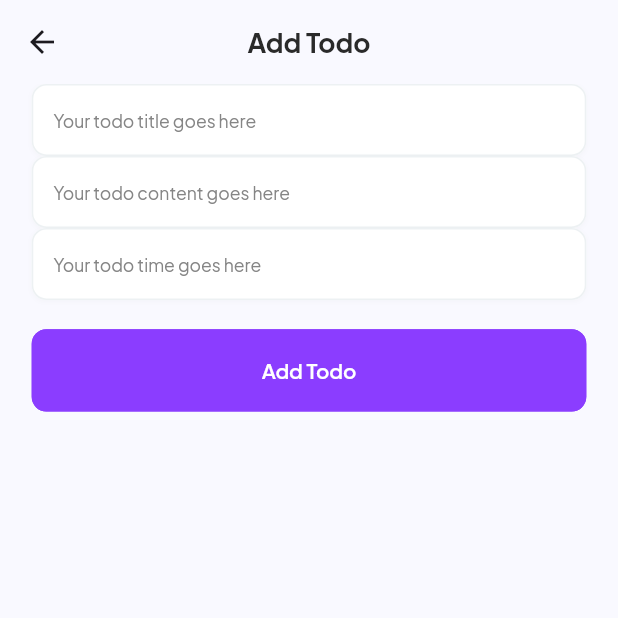
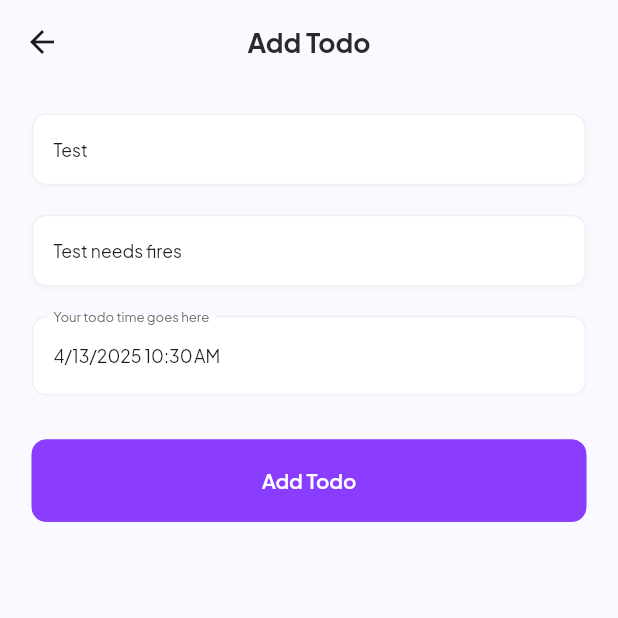
Before and after one commit to JoshanTandukar/assessment, a Flutter app: the TodoAddPage screen opened by its route, on a phone screen of 412 x 824 dp, the top half of it. Run offline on Flutter 3.47's test engine with Material 3 defaults, Android fonts, the phone set to English and light mode, and no system bars; drawn by our look-alikes of date_field; our stand-ins replace auto_route, device_preview, drift, drift_flutter, flutter_riverpod, flutter_screenutil and 2 more; missing offline and left inert: encrypt, swipe_refresh; accounts and stored records are empty; generated files the repository leaves out were written again.

Commit message:
Todo Database update

```diff
--- a/lib/base/database/database.dart
+++ b/lib/base/database/database.dart
@@ -5,10 +5,7 @@ import 'package:path_provider/path_provider.dart';
 part 'database.g.dart';
 
 class TodoItems extends Table {
-  IntColumn get id => integer().autoIncrement()();
-  TextColumn get title => text().withLength(min: 6, max: 32)();
-  TextColumn get content => text().named('body')();
-  DateTimeColumn get createdAt => dateTime().named('created_at')();
+  Column<String> get data => text().named('data')();
 }
 
 @DriftDatabase(tables: [TodoItems])
--- a/lib/global/global_var.dart
+++ b/lib/global/global_var.dart
@@ -1 +1 @@
-const encryptionKey = "test test";
+const encryptionKey = "<Q=,6t?L}p1w6W}wFJp<wz451bLY;#'A";
--- a/lib/main.dart
+++ b/lib/main.dart
@@ -7,6 +7,7 @@ import 'package:flutter/services.dart';
 import 'package:flutter_localizations/flutter_localizations.dart';
 import 'package:flutter_riverpod/flutter_riverpod.dart';
 import 'package:flutter_screenutil/flutter_screenutil.dart';
+import 'package:intl/intl_standalone.dart';
 
 import 'base/database/database.dart' show AppDatabase;
 
@@ -28,6 +29,8 @@ void main() async {
       DeviceOrientation.portraitDown,
     ],
   );
+
+  await findSystemLocale();
 
   runApp(
     const ProviderScope(
--- /dev/null
+++ b/lib/model/item_model/item.dart
@@ -0,0 +1,26 @@
+import 'package:json_annotation/json_annotation.dart';
+
+part 'item.g.dart';
+
+@JsonSerializable()
+class Item {
+  /// The generated code assumes these values exist in JSON.
+  final String id;
+  final String title;
+  final String content;
+  final DateTime dateTime;
+
+  Item({
+    required this.id,
+    required this.title,
+    required this.content,
+    required this.dateTime,
+  });
+
+  /// Connect the generated [_$ItemFromJson] function to the `fromJson`
+  /// factory.
+  factory Item.fromJson(Map<String, dynamic> json) => _$ItemFromJson(json);
+
+  /// Connect the generated [_$ItemToJson] function to the `toJson` method.
+  Map<String, dynamic> toJson() => _$ItemToJson(this);
+}
--- a/lib/presentation/todo_add_page/todo_add_page.dart
+++ b/lib/presentation/todo_add_page/todo_add_page.dart
@@ -1,10 +1,16 @@
+import 'dart:convert';
+
 import 'package:assessment/base/database/database.dart';
 import 'package:assessment/global/app_color.dart';
 import 'package:assessment/l10n/app_localizations.dart';
 import 'package:assessment/main.dart';
+import 'package:assessment/model/item_model/item.dart';
 import 'package:assessment/presentation/common/common.dart';
 import 'package:assessment/presentation/common/sizebox_extension.dart';
+import 'package:assessment/utils/encryptor.dart';
+import 'package:assessment/utils/show_toast_message.dart';
 import 'package:auto_route/auto_route.dart';
+import 'package:date_field/date_field.dart';
 import 'package:flutter/material.dart';
 import 'package:flutter_riverpod/flutter_riverpod.dart';
 import 'package:flutter_screenutil/flutter_screenutil.dart';
@@ -27,6 +33,9 @@ class TodoAddPageState extends ConsumerState<TodoAddPage> {
   @override
   void initState() {
     super.initState();
+    conTitle.text = "Test";
+    conContent.text = "Test needs fires";
+    conDate.text = DateTime.now().toString();
   }
 
   @override
@@ -55,6 +64,7 @@ class TodoAddPageState extends ConsumerState<TodoAddPage> {
             mainAxisAlignment: MainAxisAlignment.start,
             mainAxisSize: MainAxisSize.max,
             children: [
+              20.sBHh,
               BeautifiedAppTextField(
                 hintText: AppLocalizations.of(context).yourTodoTitle,
                 controller: conTitle,
@@ -65,6 +75,7 @@ class TodoAddPageState extends ConsumerState<TodoAddPage> {
                   return null;
                 },
               ),
+              20.sBHh,
               BeautifiedAppTextField(
                 hintText: AppLocalizations.of(context).yourTodoContent,
                 controller: conContent,
@@ -75,17 +86,49 @@ class TodoAddPageState extends ConsumerState<TodoAddPage> {
                   return null;
                 },
               ),
-              BeautifiedAppTextField(
-                hintText: AppLocalizations.of(context).yourTodoTime,
-                controller: conDate,
+              20.sBHh,
+              DateTimeFormField(
+                initialValue: DateTime.parse(conDate.text),
+                padding: EdgeInsets.zero,
+                style: Theme.of(context).textTheme.bodyLarge?.copyWith(
+                      fontWeight: FontWeight.w400,
+                      color: AppColor.neutral950,
+                    ),
+                decoration: InputDecoration(
+                  labelText: AppLocalizations.of(context).yourTodoTime,
+                  labelStyle: Theme.of(context).textTheme.bodyLarge?.copyWith(
+                        fontWeight: FontWeight.w400,
+                        color: AppColor.neutral600,
+                      ),
+                  hintStyle: Theme.of(context).textTheme.bodyLarge?.copyWith(
+                        fontWeight: FontWeight.w400,
+                        color: AppColor.neutral500,
+                      ),
+                  errorStyle: Theme.of(context).textTheme.bodyLarge?.copyWith(
+                        fontWeight: FontWeight.w400,
+                        color: AppColor.error400,
+                      ),
+                ),
+                firstDate: DateTime.now().add(
+                  const Duration(days: 10),
+                ),
+                lastDate: DateTime.now().add(
+                  const Duration(days: 40),
+                ),
+                initialPickerDateTime: DateTime.now().add(
+                  const Duration(days: 20),
+                ),
+                onChanged: (DateTime? value) {
+                  conDate.text = value.toString();
+                },
                 validator: (value) {
-                  if (value!.isEmpty) {
-                    return AppLocalizations.of(context).validationTodoTitle;
+                  if (value != null) {
+                    return null;
                   }
-                  return null;
+                  return AppLocalizations.of(context).validationTodoTime;
                 },
               ),
-              20.sBHh,
+              30.sBHh,
               TextButton(
                 style: TextButton.styleFrom(
                   padding: EdgeInsets.zero,
@@ -134,13 +177,22 @@ class TodoAddPageState extends ConsumerState<TodoAddPage> {
   }
 
   void addToDatabase() async {
-    await database.into(database.todoItems).insert(
-          TodoItemsCompanion.insert(
-            title: conTitle.text,
-            content: conContent.text,
-            createdAt: DateTime.now(),
-          ),
-        );
-    ref.context.router.popUntilRoot();
+    Item data = Item(
+      id: getUuid(),
+      title: conTitle.text,
+      content: conContent.text,
+      dateTime: DateTime.parse(conDate.text),
+    );
+    String encrypted = aesEncrypt(jsonEncode(data));
+    try {
+      await database.into(database.todoItems).insert(
+            TodoItemsCompanion.insert(
+              data: encrypted,
+            ),
+          );
+      ref.context.router.popUntilRoot();
+    } catch (e) {
+      showToastMessage(e.toString());
+    }
   }
 }
```
Also changed, not shown: lib/presentation/main_page/main_page.dart (+24 -15 lines), lib/utils/encryptor.dart (+20 -5 lines), lib/utils/show_toast_message.dart (added, +16 -0 lines), pubspec.yaml (+6 -3 lines), lib/base/database/database.g.dart, lib/model/item_model/item.g.dart (added), pubspec.lock.
